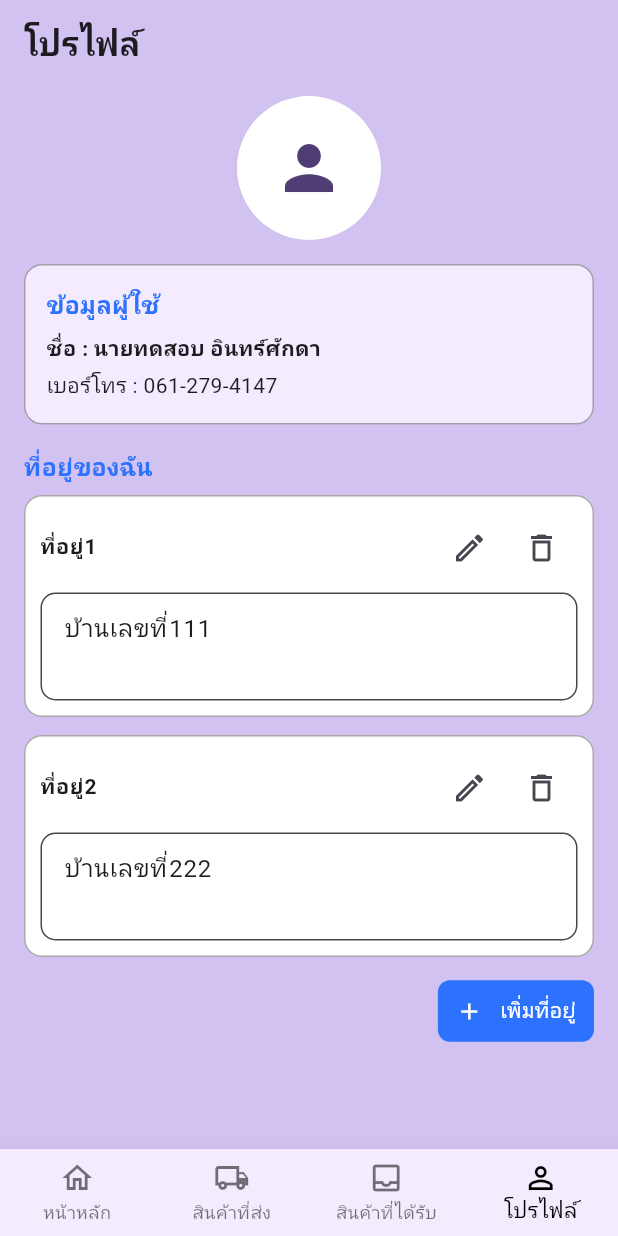
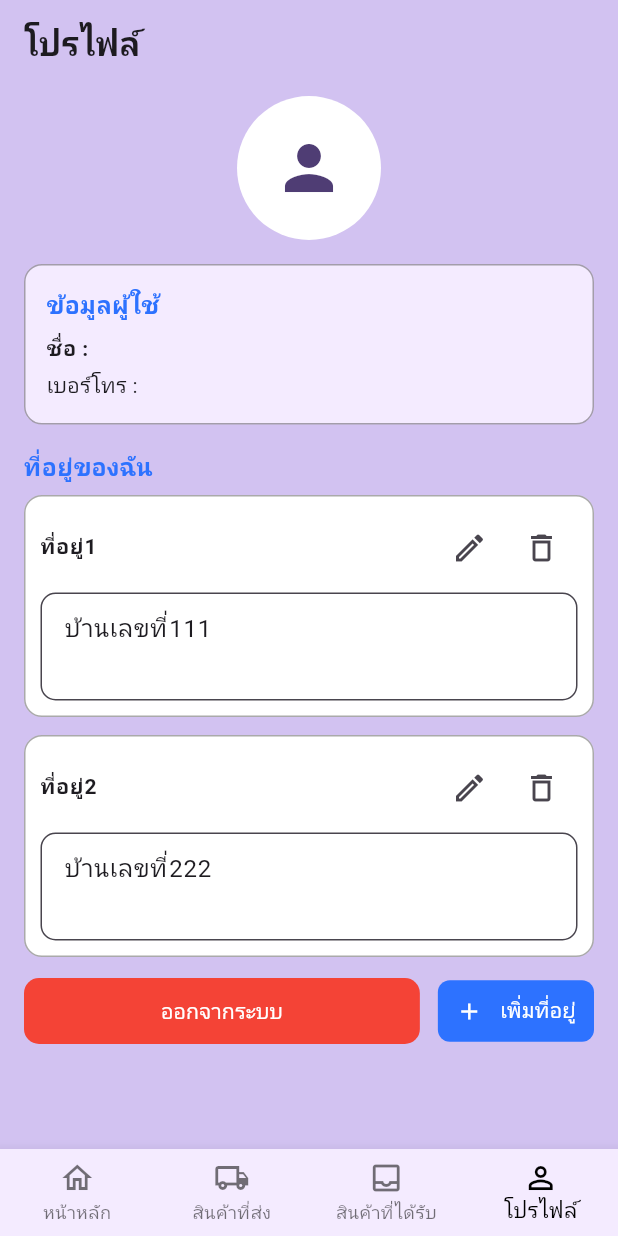
Before and after one commit to jetsada117/mobile_delivery, a Flutter app: the UserProfilePage screen opened directly, on a phone screen of 412 x 824 dp. Run offline on Flutter 3.47's test engine with Material 3 defaults, Android fonts, the phone set to English and light mode, and no system bars; our stand-ins replace cloud_firestore, firebase_core, flutter_map, geolocator, get, image_picker and 2 more; accounts and stored records are empty; network calls fail.

Commit message:
add feature show user profile

```diff
--- a/lib/main.dart
+++ b/lib/main.dart
@@ -4,6 +4,8 @@ import 'package:flutter/material.dart';
 import 'package:get/route_manager.dart';
 import 'package:mobile_delivery/firebase_options.dart';
 import 'package:mobile_delivery/pages/login.dart';
+import 'package:mobile_delivery/providers/auth_provider.dart';
+import 'package:provider/provider.dart';
 import 'package:supabase_flutter/supabase_flutter.dart';
 
 void main() async {
@@ -20,7 +22,9 @@ void main() async {
         'eyJhbGciOiJIUzI1NiIsInR5cCI6IkpXVCJ9.eyJpc3MiOiJzdXBhYmFzZSIsInJlZiI6ImlyYWJ3cXhsempjaWNncXhvaWtlIiwicm9sZSI6ImFub24iLCJpYXQiOjE3NTg4MTI5NTgsImV4cCI6MjA3NDM4ODk1OH0.J0Xi0-rHH9E4AkRcVD071axQQtrFw3-bJ2Vo4zb6_-s',
   );
 
-  runApp(const MyApp());
+  runApp(
+    ChangeNotifierProvider(create: (_) => AuthProvider(), child: const MyApp()),
+  );
 }
 
 class MyApp extends StatelessWidget {
--- /dev/null
+++ b/lib/models/user_data.dart
@@ -0,0 +1,22 @@
+class UserData {
+  final String uid;
+  final String name;
+  final String phone;
+  final String imageUrl;
+
+  UserData({
+    required this.uid,
+    required this.name,
+    required this.phone,
+    required this.imageUrl,
+  });
+
+  factory UserData.fromMap(String id, Map<String, dynamic> map) {
+    return UserData(
+      uid: id,
+      name: map['name'],
+      phone: map['phone'],
+      imageUrl: map['user_image'],
+    );
+  }
+}
--- a/lib/pages/user_pages/user_profile.dart
+++ b/lib/pages/user_pages/user_profile.dart
@@ -1,10 +1,13 @@
 import 'package:flutter/material.dart';
 import 'package:get/get.dart';
+import 'package:mobile_delivery/pages/login.dart';
 import 'package:mobile_delivery/pages/user_pages/user_ReceivedItems.dart';
 import 'package:mobile_delivery/pages/user_pages/user_addaddress.dart';
 import 'package:mobile_delivery/pages/user_pages/user_editaddress.dart';
 import 'package:mobile_delivery/pages/user_pages/user_home.dart';
 import 'package:mobile_delivery/pages/user_pages/user_sentItems.dart';
+import 'package:mobile_delivery/providers/auth_provider.dart';
+import 'package:provider/provider.dart';
 
 class UserProfilePage extends StatefulWidget {
   const UserProfilePage({super.key});
@@ -19,17 +22,13 @@ class _UserProfilePageState extends State<UserProfilePage> {
   static const borderCol = Color(0x55000000);
   static const linkBlue = Color(0xFF2D72FF);
 
-  final String _name = 'นายทดสอบ อินทร์ศักดา';
-  final String _phone = '061-279-4147';
-  final String _avatarUrl = 'https://i.pravatar.cc/160?img=23';
-
   final List<TextEditingController> _addresses = [
     TextEditingController(text: 'บ้านเลขที่111'),
     TextEditingController(text: 'บ้านเลขที่222'),
   ];
   final List<bool> _editing = [false, false];
 
-  int _navIndex = 3; // โปรไฟล์
+  int _navIndex = 3;
 
   @override
   void dispose() {
@@ -48,10 +47,17 @@ class _UserProfilePageState extends State<UserProfilePage> {
 
   @override
   Widget build(BuildContext context) {
+    final auth = context.watch<AuthProvider>();
+    final user = auth.currentUser;
+
+    final displayName = user?.name;
+    final phone = user?.phone;
+    final avatarUrl = user?.imageUrl;
+
     return Scaffold(
       backgroundColor: bg,
       appBar: AppBar(
-        automaticallyImplyLeading: false, // << ซ่อนลูกศรกลับ
+        automaticallyImplyLeading: false,
         backgroundColor: Colors.transparent,
         elevation: 0,
         title: const Text(
@@ -73,7 +79,7 @@ class _UserProfilePageState extends State<UserProfilePage> {
                   child: ClipRRect(
                     borderRadius: BorderRadius.circular(999),
                     child: Image.network(
-                      _avatarUrl,
+                      avatarUrl!,
                       width: 96,
                       height: 96,
                       fit: BoxFit.cover,
@@ -107,11 +113,11 @@ class _UserProfilePageState extends State<UserProfilePage> {
                     ),
                     const SizedBox(height: 8),
                     Text(
-                      'ชื่อ : $_name',
+                      'ชื่อ : $displayName',
                       style: const TextStyle(fontWeight: FontWeight.w600),
                     ),
                     const SizedBox(height: 4),
-                    Text('เบอร์โทร : $_phone'),
+                    Text('เบอร์โทร : $phone'),
                   ],
                 ),
               ),
@@ -136,7 +142,22 @@ class _UserProfilePageState extends State<UserProfilePage> {
 
               Row(
                 children: [
-                  const Spacer(),
+                  Expanded(
+                    child: ElevatedButton(
+                      onPressed: () => _onLogout(context),
+                      style: ElevatedButton.styleFrom(
+                        backgroundColor: Colors.red,
+                        foregroundColor: Colors.white,
+                        elevation: 0,
+                        padding: const EdgeInsets.symmetric(vertical: 12),
+                        shape: RoundedRectangleBorder(
+                          borderRadius: BorderRadius.circular(10),
+                        ),
+                      ),
+                      child: const Text('ออกจากระบบ'),
+                    ),
+                  ),
+                  const SizedBox(width: 12),
                   ElevatedButton.icon(
                     icon: const Icon(Icons.add, size: 18),
                     label: const Text(' เพิ่มที่อยู่'),
@@ -294,4 +315,32 @@ class _UserProfilePageState extends State<UserProfilePage> {
       ),
     );
   }
+
+  Future<void> _onLogout(BuildContext context) async {
+    final confirm = await showDialog<bool>(
+      context: context,
+      builder: (_) => AlertDialog(
+        title: const Text('ยืนยันการออกจากระบบ'),
+        content: const Text('คุณต้องการออกจากระบบใช่หรือไม่?'),
+        actions: [
+          TextButton(
+            onPressed: () => Navigator.pop(context, false),
+            child: const Text('ยกเลิก'),
+          ),
+          ElevatedButton(
+            onPressed: () => Navigator.pop(context, true),
+            child: const Text('ออกจากระบบ'),
+          ),
+        ],
+      ),
+    );
+
+    if (confirm != true) return;
+
+    if (context.mounted) {
+      context.read<AuthProvider>().clear();
+    }
+
+    Get.offAll(() => const LoginPage());
+  }
 }
--- /dev/null
+++ b/lib/providers/auth_provider.dart
@@ -0,0 +1,18 @@
+import 'package:flutter/foundation.dart';
+import 'package:mobile_delivery/models/user_data.dart';
+
+class AuthProvider extends ChangeNotifier {
+  UserData? _currentUser;
+  UserData? get currentUser => _currentUser;
+  bool get isLoggedIn => _currentUser != null;
+
+  void setUser(UserData user) {
+    _currentUser = user;
+    notifyListeners();
+  }
+
+  void clear() {
+    _currentUser = null;
+    notifyListeners();
+  }
+}
```
Also changed, not shown: lib/pages/login.dart (+10 -6 lines), lib/pages/user_pages/user_home.dart (+11 -7 lines).
